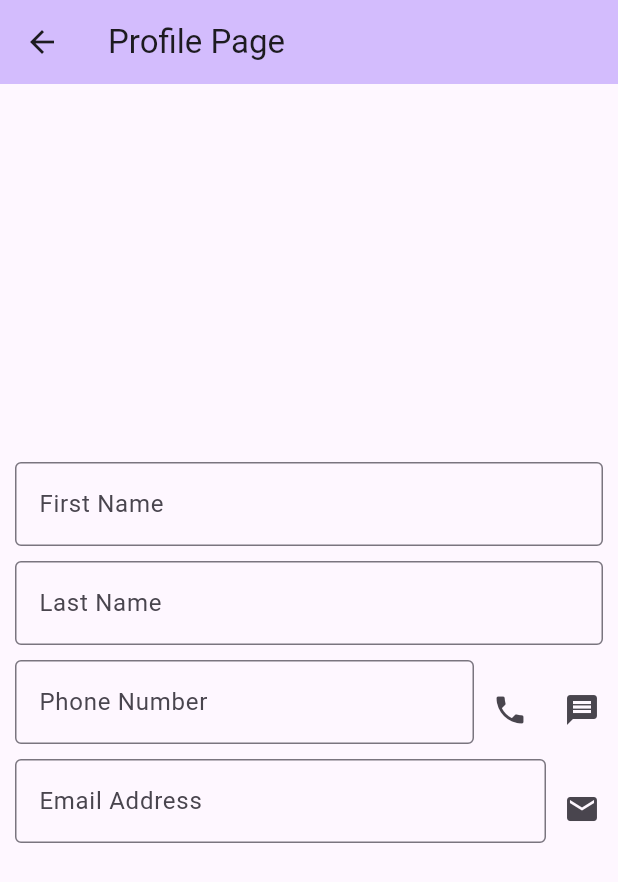
After one commit to yao6859/CST2335_flutter, a Flutter app: the ProfilePage screen opened by its route, on a phone screen of 412 x 824 dp. The commit adds this screen. Shown: the top 882 px of the screen. Run offline on Flutter 3.47's test engine with Material 3 defaults, Android fonts, the phone set to English and light mode, and no system bars; missing offline and left inert: encrypted_shared_preferences.

Commit message:
Lab5 partly completed

```diff
--- /dev/null
+++ b/lib/DataRepository.dart
@@ -0,0 +1,13 @@
+
+
+import 'package:encrypted_shared_preferences/encrypted_shared_preferences.dart';
+
+class DataRepository {
+  static String loginName = "";
+  static String passwd = "";
+  static String firstName = "";
+  static String lastName = "";
+  static String phone = "";
+  static String email = "";
+  static EncryptedSharedPreferences savedData = EncryptedSharedPreferences();
+}
--- /dev/null
+++ b/lib/ProfilePage.dart
@@ -0,0 +1,136 @@
+
+import 'package:flutter/material.dart';
+
+import 'DataRepository.dart';
+
+//StatefulWidget means widget with variables
+class ProfilePage extends StatefulWidget {
+  const ProfilePage({super.key, required this.title});
+  final String title;
+
+  @override
+  State<ProfilePage> createState() => ProfilePageState();
+}
+
+class ProfilePageState extends State<ProfilePage> {
+  late TextEditingController firstNameController;
+  late TextEditingController lastNameController;
+  late TextEditingController phoneController;
+  late TextEditingController emailController;
+
+  @override
+  void initState() {
+    super.initState();
+    firstNameController = TextEditingController();
+    lastNameController = TextEditingController();
+    phoneController = TextEditingController();
+    emailController = TextEditingController();
+    loadData();
+  }
+
+  @override
+  void dispose() {
+    super.dispose();
+    firstNameController.dispose();
+    lastNameController.dispose();
+    phoneController.dispose();
+    emailController.dispose();
+  }
+
+  //Method to load saved data from EncryptedSharedPreferences
+  Future<void> loadData() async {
+    // Get the saved data for text fields
+    DataRepository.firstName = await DataRepository.savedData.getString("firstName");
+    DataRepository.lastName = await DataRepository.savedData.getString("lastName");
+    DataRepository.phone = await DataRepository.savedData.getString("phone");
+    DataRepository.email = await DataRepository.savedData.getString("email");
+
+    setState(() {
+      // Updating the TextEditingControllers with the retrieved data
+      if (DataRepository.firstName != "") {
+        firstNameController.text = DataRepository.firstName;
+      }
+      if (DataRepository.lastName != "") {
+        lastNameController.text = DataRepository.lastName;
+      }
+      if (DataRepository.phone != "") {
+        phoneController.text = DataRepository.phone;
+      }
+      if (DataRepository.email != "") {
+        emailController.text = DataRepository.email;
+      }
+
+      // Show a welcome SnackBar
+      var snackBar = SnackBar(
+          content: Text("Welcome back ${DataRepository.loginName}"),
+          duration: const Duration(seconds: 5),
+      );
+        ScaffoldMessenger.of(context).showSnackBar(snackBar);
+    });
+  }
+
+  //Method to save data to EncryptedSharedPreferences
+  Future<void> saveData() async {
+
+  }
+
+
+  @override
+  Widget build(BuildContext context) {
+    return Scaffold(
+      appBar: AppBar(
+        backgroundColor: Theme.of(context).colorScheme.inversePrimary,
+        title: Text(widget.title),
+      ),
+      body: Center(
+        child: Column(
+          mainAxisAlignment: MainAxisAlignment.center,
+          children: <Widget>[
+            Padding(padding: const EdgeInsets.fromLTRB(10, 0, 10, 10), child:
+              TextField(controller: firstNameController,
+                  decoration: const InputDecoration(
+                    hintText:"Type here",
+                    border: OutlineInputBorder(),
+                    labelText: "First Name"
+                ))
+            ),
+            Padding(padding: const EdgeInsets.fromLTRB(10, 0, 10, 10), child:
+              TextField(controller: firstNameController,
+                  decoration: const InputDecoration(
+                    hintText:"Type here",
+                    border: OutlineInputBorder(),
+                    labelText: "Last Name"
+                ))
+            ),
+            Row(children: <Widget>[
+                Flexible(
+                  child: Padding(padding: const EdgeInsets.fromLTRB(10, 0, 0, 10), child:
+                            TextField(controller: phoneController,
+                              decoration: const InputDecoration(
+                                hintText:"Type here",
+                                border: OutlineInputBorder(),
+                                labelText: "Phone Number",
+                            )),
+                          )
+                ),
+                IconButton(onPressed: () {}, icon: const Icon(Icons.phone)),
+                IconButton(onPressed: () {}, icon: const Icon(Icons.message))
+            ]),
+            Row(children: <Widget>[
+              Flexible(
+                  child: Padding(padding: const EdgeInsets.fromLTRB(10, 0, 0, 10), child:
+                  TextField(controller: phoneController,
+                      decoration: const InputDecoration(
+                        hintText:"Type here",
+                        border: OutlineInputBorder(),
+                        labelText: "Email Address",
+                      )),
+                  )
+              ),
+                IconButton(onPressed: () {}, icon: const Icon(Icons.email))
+            ]),
+        ]),
+      ),
+    );
+  }
+}
```
Also changed, not shown: lib/main.dart (+36 -21 lines).
